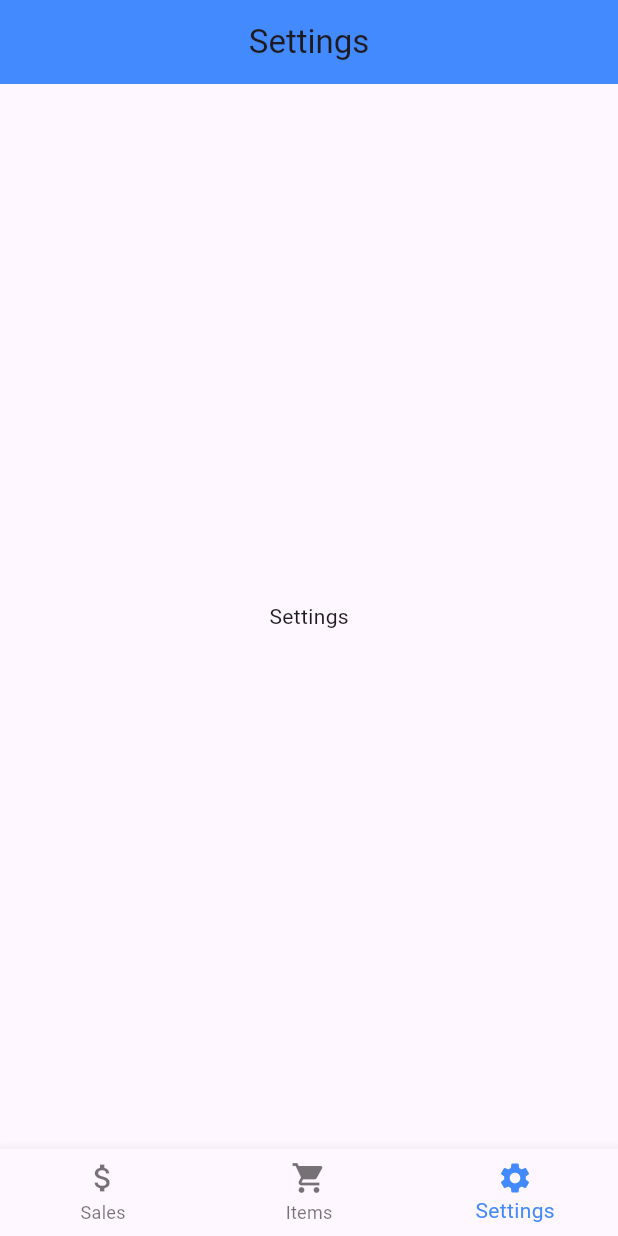
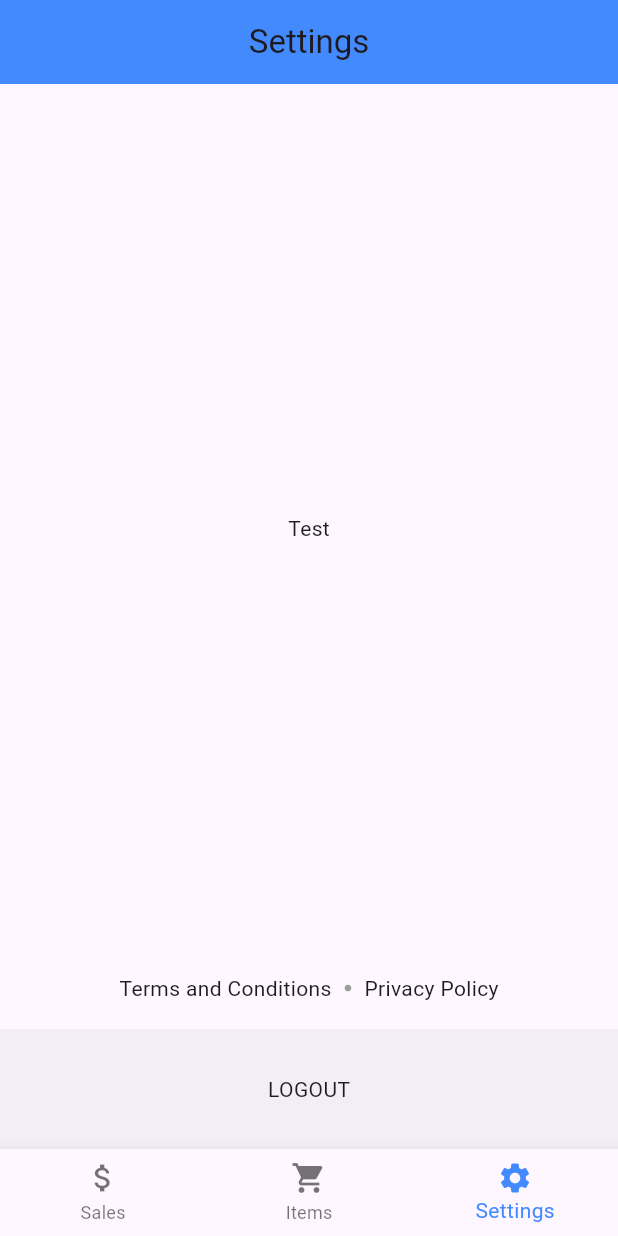
Before and after one commit to jeremaban/pos-dashboard-project, a Flutter app: the DashboardScreen screen opened directly, item 3 of the bottom bar chosen, on a phone screen of 412 x 824 dp. Run offline on Flutter 3.47's test engine with Material 3 defaults, Android fonts, the phone set to English and light mode, and no system bars; our stand-ins replace fl_chart, get.

Commit message:
Fixed settings

```diff
--- a/lib/screens/dashboard/dashboard_screen.dart
+++ b/lib/screens/dashboard/dashboard_screen.dart
@@ -1,4 +1,5 @@
 import 'package:flutter/material.dart';
+import 'package:pos_dashboard/screens/login/settings_screen.dart';
 import '../sales/sales_summary.dart';
 import '../items/items_list.dart';
 
@@ -75,7 +76,7 @@ class _DashboardScreenState extends State<DashboardScreen> {
         listType: _currentListOption.toLowerCase().replaceAll(' ', '_')
       );
     } else {
-      bodyContent = const Center(child: Text('Settings'));
+      bodyContent = const SettingsScreen();
     }
 
     return Scaffold(
--- /dev/null
+++ b/lib/screens/login/settings_screen.dart
@@ -0,0 +1,112 @@
+import 'package:flutter/material.dart';
+import 'package:pos_dashboard/screens/login/login_screen.dart';
+import 'package:pos_dashboard/utilities/dimensions.dart';
+
+class SettingsScreen extends StatefulWidget {
+  const SettingsScreen({super.key});
+
+  @override
+  State<SettingsScreen> createState() => _SettingsScreenState();
+}
+
+class _SettingsScreenState extends State<SettingsScreen> {
+  @override
+  Widget build(BuildContext context) {
+    return Scaffold(
+      body: Column(
+        mainAxisAlignment: MainAxisAlignment.spaceBetween,
+        children: [
+          Expanded(
+            child: Center(
+              child: Text('Test'),
+            ),
+            ),
+            Padding(
+              padding: EdgeInsets.only(bottom: Dimensions.height16),
+              child: Row(
+                mainAxisAlignment: MainAxisAlignment.center,
+                children: [
+                  InkWell(
+                    onTap: () {
+                      showDialog(
+                        context: context,
+                        builder: (BuildContext context) {
+                          return AlertDialog(
+                            title: Text('Terms and Conditions'),
+                            content: SingleChildScrollView(
+                              child: Text(
+                                'Test for Terms and Conditions.\n\n'
+                                'Add terms and conditions here.'
+                              )
+                            ),
+                            actions: [
+                              TextButton(
+                                onPressed: () {
+                                  Navigator.pop(context);
+                                },
+                                child: Text('Close'),
+                              ),
+                            ],
+                          );
+                        },
+                        );
+                    },
+                    child: Text('Terms and Conditions')),
+                  SizedBox(width: Dimensions.width10),
+                  Icon(Icons.circle, size: Dimensions.iconSize5, color: Colors.grey),
+                  SizedBox(width: Dimensions.width10),
+                  InkWell(
+                    onTap: () {
+                      showDialog(
+                        context: context,
+                        builder: (BuildContext context) {
+                          return AlertDialog(
+                            title: Text('Privacy Policy'),
+                            content: SingleChildScrollView(
+                              child: Text(
+                                'Test for Privacy Policy.\n\n'
+                                'Add policy here.'
+                              )
+                            ),
+                            actions: [
+                              TextButton(
+                                onPressed: () {
+                                  Navigator.pop(context);
+                                },
+                                child: Text('Close'),
+                              ),
+                            ],
+                          );
+                        },
+                        );
+                    },
+                    child: Text('Privacy Policy')),
+                ],
+              ),
+            )
+        ],
+      ),
+         bottomNavigationBar: InkWell(
+          onTap: () {
+            Navigator.pushReplacement(
+              context,
+              MaterialPageRoute(
+                builder: (context) => const LoginScreen(),
+              ),
+            );
+          },
+          child: BottomAppBar(
+            child: Container(
+              height: Dimensions.height50,
+              child: Row(
+                mainAxisAlignment: MainAxisAlignment.center,
+                children: [
+                  Text('LOGOUT'),
+                ],
+              )
+            )
+          )
+         ),
+      );
+  }
+}
--- a/lib/utilities/dimensions.dart
+++ b/lib/utilities/dimensions.dart
@@ -41,4 +41,6 @@ class Dimensions {
   static double font16 = screenHeight / 48.65000152587891;
   static double font18 = screenHeight / 43.24444580078125;
 
+  //iconsize
+  static double iconSize5 = screenHeight / 155.6800048828125;
 }
```
